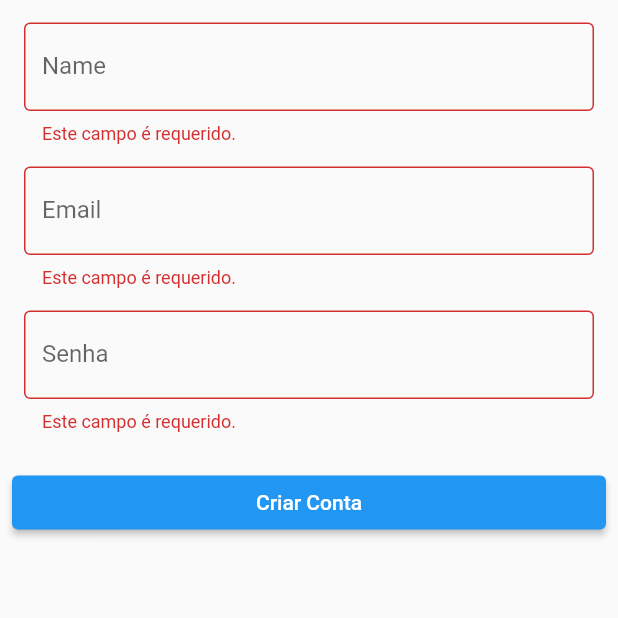
After one commit to lucasbarretoluz/AppGerenciamentoFinanceiro, a Flutter app: the Singup screen opened directly, after a tap on "Criar Conta", on a phone screen of 412 x 824 dp, the top half of it. The commit adds this screen. Run offline on Flutter 3.47's test engine with Material 2 defaults, Android fonts, the phone set to English and light mode, and no system bars; our stand-ins replace firebase_auth, firebase_core, table_calendar; missing offline and left inert: flutter_barcode_scanner; accounts and stored records are empty.

Commit message:
Singup page

```diff
--- a/flutter_application/lib/main.dart
+++ b/flutter_application/lib/main.dart
@@ -1,6 +1,7 @@
 import 'package:firebase_core/firebase_core.dart';
 import 'package:flutter_application/src/pages/loginPage.dart';
 import 'package:flutter/material.dart';
+import 'package:flutter_application/src/pages/singupPage.dart';
 import 'package:intl/date_symbol_data_local.dart';
 import 'src/themes/theme.dart';
 
@@ -29,6 +30,7 @@ class MyApp extends StatelessWidget {
             debugShowCheckedModeBanner: false,
 
             home: loginPage(),
+            //oginPage(),
             // routes: Routes.getRoute(),
             // initialRoute: '/',
           );
--- /dev/null
+++ b/flutter_application/lib/src/pages/singupPage.dart
@@ -0,0 +1,105 @@
+import 'package:flutter/material.dart';
+import 'package:flutter_application/src/widgets/extentions.dart';
+
+class Singup extends StatefulWidget {
+  const Singup({Key? key}) : super(key: key);
+
+  @override
+  _SingupState createState() => _SingupState();
+}
+
+class _SingupState extends State<Singup> {
+  final _formkey = GlobalKey<FormState>();
+  final _nameController = TextEditingController();
+  final _emailController = TextEditingController();
+  final _passwordController = TextEditingController();
+  final _confirmPasswordController = TextEditingController();
+
+  @override
+  Widget build(BuildContext context) {
+    return Scaffold(
+      body: Form(
+        key: _formkey,
+        child: ListView(children: [
+          const SizedBox(height: 15),
+          _TextField(
+              label: 'Name',
+              controller: _nameController,
+              validator: _requiredValidator),
+          const SizedBox(height: 15),
+          _TextField(
+              label: 'Email',
+              controller: _emailController,
+              keyboardType: TextInputType.emailAddress,
+              validator: _requiredValidator),
+          const SizedBox(height: 15),
+          _TextField(
+              label: 'Senha',
+              controller: _passwordController,
+              password: true,
+              validator: _confirmPasswordValidator),
+          const SizedBox(height: 15),
+          Padding(
+            padding: const EdgeInsets.all(8.0),
+            child: ElevatedButton(
+              onPressed: () {
+                if (_formkey.currentState != null &&
+                    _formkey.currentState!.validate()) {}
+              },
+              child: Text('Criar Conta'),
+            ),
+          )
+        ]),
+      ),
+    );
+  }
+
+  String? _requiredValidator(String? text) {
+    if (text == null || text.trim().isEmpty) {
+      return 'Este campo é requerido.';
+    }
+    return null;
+  }
+
+  String? _confirmPasswordValidator(String? confirmPasswordText) {
+    if (confirmPasswordText == null || confirmPasswordText.trim().isEmpty) {
+      return 'Este campo é requerido.';
+    }
+    if (_passwordController.text != confirmPasswordText) {
+      return 'Senha não corresponde.';
+    }
+    return null;
+  }
+}
+
+class _TextField extends StatelessWidget {
+  final TextEditingController controller;
+  final String label;
+  final bool password;
+  final TextInputType? keyboardType;
+  final FormFieldValidator<String> validator;
+
+  const _TextField({
+    required this.label,
+    required this.controller,
+    required this.validator,
+    this.password = false,
+    this.keyboardType,
+  });
+
+  Widget build(BuildContext context) {
+    return Padding(
+      padding: const EdgeInsets.only(left: 16.0, right: 16.0),
+      child: TextFormField(
+        controller: controller,
+        decoration: InputDecoration(
+          labelText: label,
+          border: OutlineInputBorder(),
+        ),
+        keyboardType: keyboardType,
+        obscureText: password,
+        validator: validator,
+      ),
+    );
+  }
+}
```
